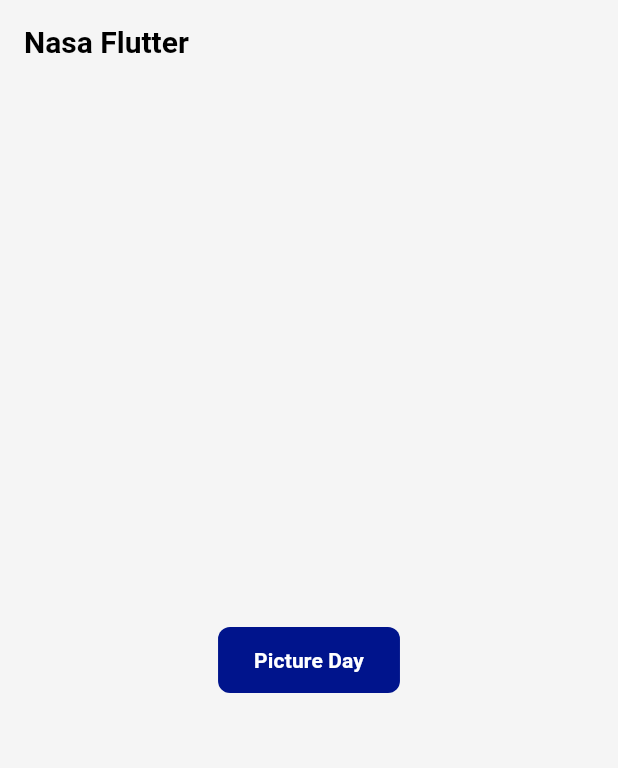
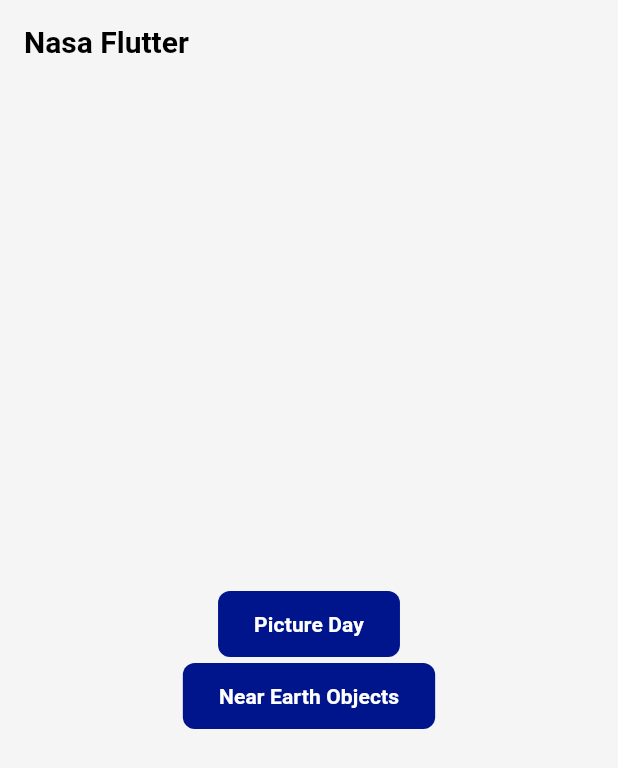
Before and after one commit to miguelmabellog/NasaFlutter, a Flutter app: the screen it shows after launch, on a phone screen of 412 x 824 dp. Shown: the top 768 px of the screen. Run offline on Flutter 3.47's test engine with Material 3 defaults, Android fonts, the light colour scheme and no system bars; our stand-ins replace dio, flutter_dotenv, flutter_riverpod, go_router; missing offline and left inert: storybook_flutter.

Commit message:
feat(loading-near-objets): showing items on screen

```diff
--- a/lib/config/router/app_router.dart
+++ b/lib/config/router/app_router.dart
@@ -12,11 +12,17 @@
       builder: (context, state) => HomeScreen(),
       routes: [
         GoRoute(
-          path: PictureDayImage.pictureDayPath,
-          name: PictureDayImage.routeName,
-          builder: (context, state) => PictureDayImage(),
+          path: PictureDayImageScreen.pictureDayPath,
+          name: PictureDayImageScreen.routeName,
+          builder: (context, state) => PictureDayImageScreen(),
         ),
       ],
+    ),
+
+    GoRoute(
+      path: NearEarthObjectsScreen.nearEarthObjectsPath,
+      name: NearEarthObjectsScreen.routeName,
+      builder: (context, state) => NearEarthObjectsScreen(),
     ),
 
     GoRoute(path: '/', redirect: (_, __) => initialRoute),
--- a/lib/core/ui/pages/home_menu.dart
+++ b/lib/core/ui/pages/home_menu.dart
@@ -1,13 +1,17 @@
 import 'package:flutter/widgets.dart';
 import 'package:go_router/go_router.dart';
 import 'package:nasa_flutter/core/ui/atoms/atoms.dart';
-import 'package:nasa_flutter/presentation/screens/picture_day_screen.dart';
+import 'package:nasa_flutter/presentation/screens/screens.dart';
 
 class HomeMenu extends StatelessWidget {
   const HomeMenu({super.key});
 
   void goToPictureDayScreen(BuildContext context) {
-    context.push(PictureDayImage.pictureDayPath);
+    context.push(PictureDayImageScreen.pictureDayPath);
+  }
+
+  void goToNearEarthObjectsScreen(BuildContext context) {
+    context.push(NearEarthObjectsScreen.nearEarthObjectsPath);
   }
 
   @override
@@ -20,6 +24,10 @@
           text: "Picture Day",
           onPressed: () => goToPictureDayScreen(context),
         ),
+        CustomButton(
+          text: "Near Earth Objects",
+          onPressed: () => goToNearEarthObjectsScreen(context),
+        ),
       ],
     );
   }
--- a/lib/presentation/screens/screens.dart
+++ b/lib/presentation/screens/screens.dart
@@ -1,2 +1,3 @@
 export 'picture_day_screen.dart';
 export 'home_screen.dart';
+export 'near_earth_objects_screen.dart';
```
Also changed, not shown: lib/presentation/screens/near_earth_objects_screen.dart (added, +57 -0 lines), lib/presentation/screens/picture_day_screen.dart (+4 -17 lines).
